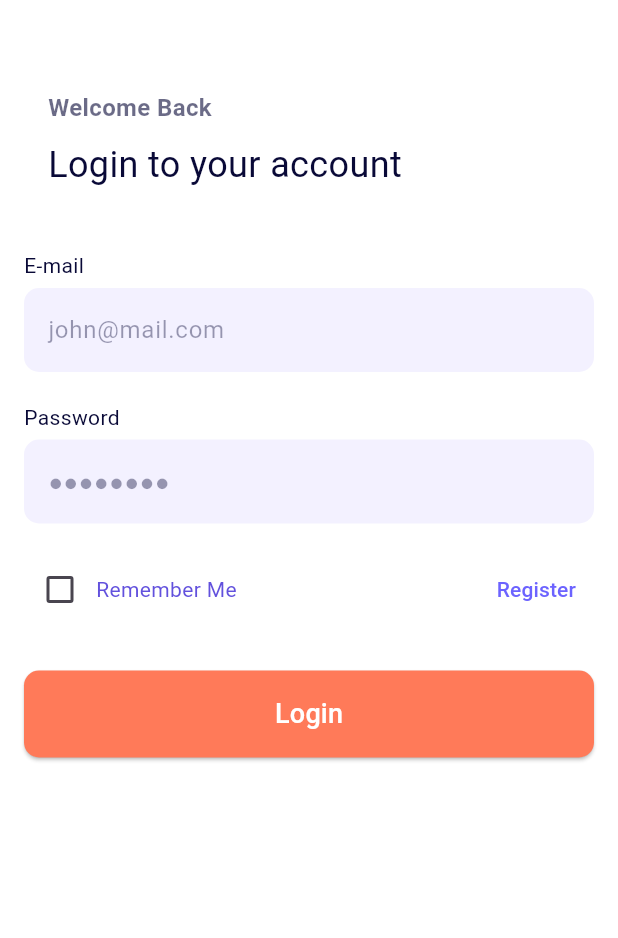
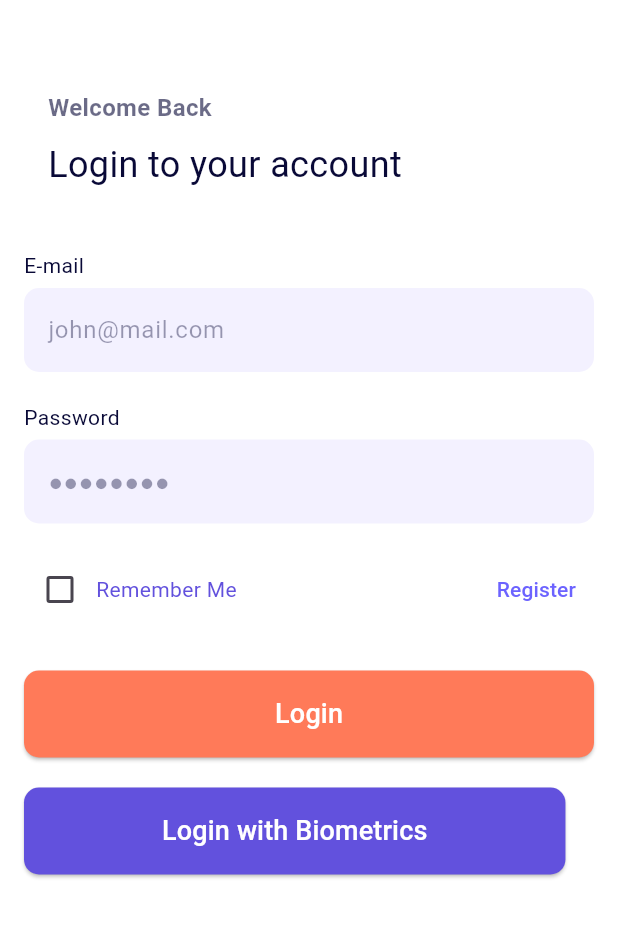
Before and after one commit to FlyingCoffee0/book_app, a Flutter app: the screen it shows after launch, on a phone screen of 412 x 824 dp, the part 174-1112 px from its top. Run offline on Flutter 3.47's test engine with Material 3 defaults, Android fonts, the phone set to English and light mode, and no system bars; our stand-ins replace dio, easy_localization, flutter_riverpod, flutter_secure_storage, local_auth.

Commit message:
Biyometrik-Giris-Yapildi

```diff
--- a/lib/screens/login_screen.dart
+++ b/lib/screens/login_screen.dart
@@ -1,5 +1,6 @@
 import 'package:flutter/material.dart';
 import 'package:flutter_riverpod/flutter_riverpod.dart';
+import 'package:piton_books/services/local_auth_service.dart';
 import '../providers/auth_provider.dart';
 import 'register_screen.dart';
 import 'catalog_screen.dart';
@@ -16,6 +17,7 @@ class _LoginScreenState extends ConsumerState<LoginScreen> {
   final _passwordController = TextEditingController();
   bool _rememberMe = false;
   final _formKey = GlobalKey<FormState>();
+  final _biometricAuthService = BiometricAuthService();
 
   @override
   Widget build(BuildContext context) {
@@ -197,6 +199,34 @@ class _LoginScreenState extends ConsumerState<LoginScreen> {
                             ),
                           ),
                         ),
+                  SizedBox(height: 20),
+                  // Biometric login button
+                  ElevatedButton(
+                    onPressed: () async {
+                      bool isAuthenticated = await _biometricAuthService.authenticateWithBiometrics();
+                      if (isAuthenticated) {
+                        ScaffoldMessenger.of(context).showSnackBar(SnackBar(content: Text("Authenticated successfully")));
+                        // Proceed to next screen after successful authentication
+                        navigationNotifier.pushReplacement(
+                          context,
+                          CatalogScreen(),
+                        );
+                      } else {
+                        ScaffoldMessenger.of(context).showSnackBar(SnackBar(content: Text("Authentication failed")));
+                      }
+                    },
+                    style: ElevatedButton.styleFrom(
+                      padding: EdgeInsets.symmetric(vertical: 16,horizontal: 92,),
+                      backgroundColor: Color(0xFF6251DD),
+                      shape: RoundedRectangleBorder(
+                        borderRadius: BorderRadius.circular(10),
+                      ),
+                    ),
+                    child: Text(
+                      "Login with Biometrics",
+                      style: TextStyle(fontSize: 18, color: Colors.white),
+                    ),
+                  ),
                 ],
               ),
             ),
--- a/pubspec.yaml
+++ b/pubspec.yaml
@@ -47,6 +47,7 @@ dependencies:
   flutter_lints: ^5.0.0
   mockito: ^5.4.4
   cached_network_image: ^3.4.1
+  local_auth: ^2.3.0
 
 dev_dependencies:
   flutter_test:
```
Also changed, not shown: lib/services/auth_service.dart (+14 -10 lines), lib/services/local_auth_service.dart (added, +28 -0 lines), pubspec.lock, 7 other files.
